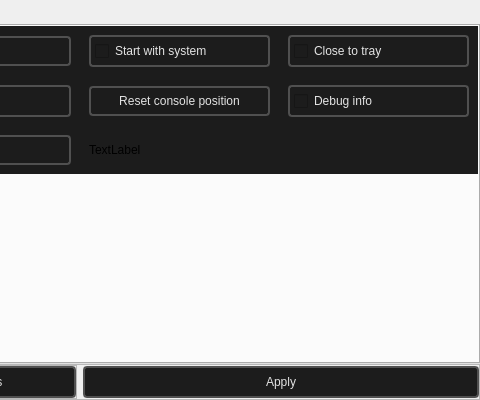
Old version of the form preferences.ui in the repository dertwist/Hammer5Tools; both pictures show x 320 to 800 and y 0 to 400 of the 800 by 400 pixel window.
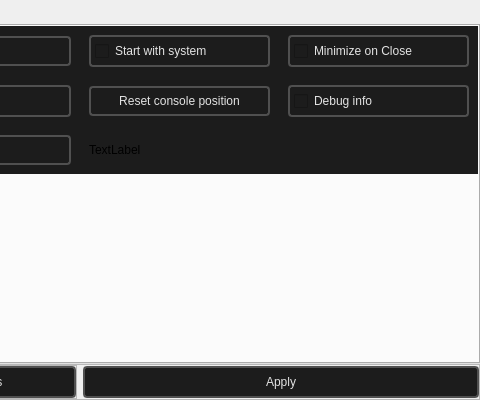
New version of the form. Icons and pictures are not drawn.

Commit message: Close to tray option

```diff
--- a/preferences.ui
+++ b/preferences.ui
@@ -1075,7 +1075,7 @@
 }</string>
               </property>
               <property name="text">
-               <string>Close to tray</string>
+               <string>Minimize on Close</string>
               </property>
               <property name="tristate">
                <bool>false</bool>
```
Left out of the diff: 110 changed lines with no effect on the pictures. The commit also changes 1 other file.
